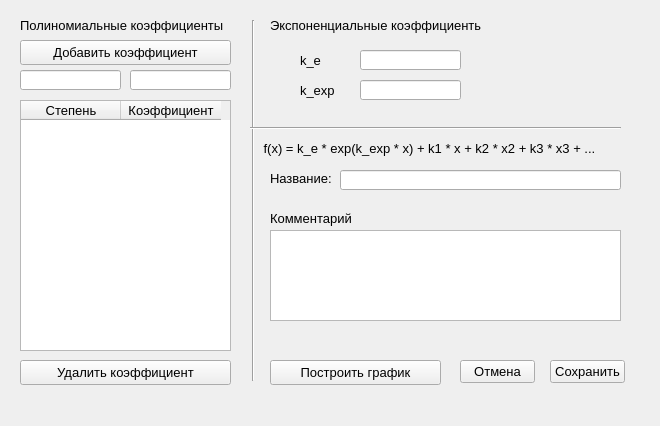
The window that windows/edit_correction.ui (ivanzuev78/Glass_transition_math) describes before a commit, drawn with Qt 5.
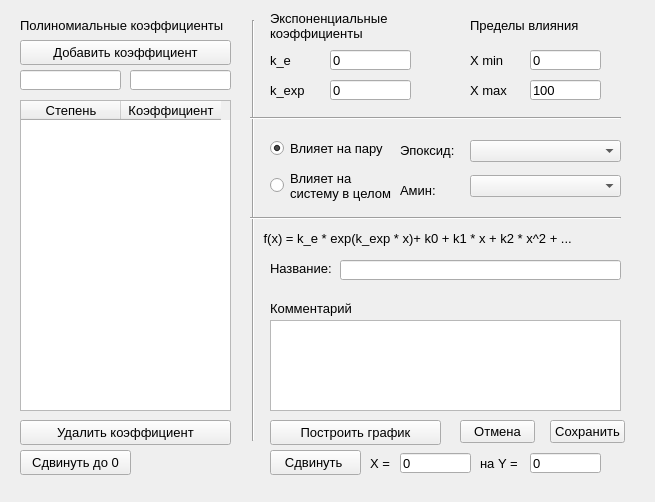
The same window after the commit.

The edit to the form file:
```diff
--- a/windows/edit_correction.ui
+++ b/windows/edit_correction.ui
@@ -6,8 +6,8 @@
    <rect>
     <x>0</x>
     <y>0</y>
-    <width>660</width>
-    <height>426</height>
+    <width>655</width>
+    <height>502</height>
    </rect>
   </property>
   <property name="font">
@@ -24,9 +24,18 @@
      <x>20</x>
      <y>100</y>
      <width>211</width>
-     <height>251</height>
+     <height>311</height>
     </rect>
    </property>
+   <property name="editTriggers">
+    <set>QAbstractItemView::NoEditTriggers</set>
+   </property>
+   <property name="rowCount">
+    <number>0</number>
+   </property>
+   <attribute name="horizontalHeaderCascadingSectionResizes">
+    <bool>true</bool>
+   </attribute>
    <column>
     <property name="text">
      <string>Степень</string>
@@ -92,7 +101,7 @@
   <widget class="QLabel" name="label_3">
    <property name="geometry">
     <rect>
-     <x>300</x>
+     <x>270</x>
      <y>50</y>
      <width>41</width>
      <height>21</height>
@@ -105,7 +114,7 @@
   <widget class="QLabel" name="label_4">
    <property name="geometry">
     <rect>
-     <x>300</x>
+     <x>270</x>
      <y>80</y>
      <width>41</width>
      <height>21</height>
@@ -120,7 +129,7 @@
     <rect>
      <x>270</x>
      <y>10</y>
-     <width>211</width>
+     <width>151</width>
      <height>31</height>
     </rect>
    </property>
@@ -130,34 +139,41 @@
     </font>
    </property>
    <property name="text">
-    <string>Экспоненциальные коэффициенты</string>
+    <string>Экспоненциальные 
+коэффициенты</string>
    </property>
   </widget>
   <widget class="QLineEdit" name="k_exp_lineEdit">
    <property name="geometry">
     <rect>
-     <x>360</x>
+     <x>330</x>
      <y>80</y>
-     <width>101</width>
+     <width>81</width>
      <height>20</height>
     </rect>
    </property>
+   <property name="text">
+    <string>0</string>
+   </property>
   </widget>
   <widget class="QLineEdit" name="k_e_lineEdit">
    <property name="geometry">
     <rect>
-     <x>360</x>
+     <x>330</x>
      <y>50</y>
-     <width>101</width>
+     <width>81</width>
      <height>20</height>
     </rect>
    </property>
+   <property name="text">
+    <string>0</string>
+   </property>
   </widget>
   <widget class="QPushButton" name="create_graph_but">
    <property name="geometry">
     <rect>
      <x>270</x>
-     <y>360</y>
+     <y>420</y>
      <width>171</width>
      <height>25</height>
     </rect>
@@ -170,7 +186,7 @@
    <property name="geometry">
     <rect>
      <x>550</x>
-     <y>360</y>
+     <y>420</y>
      <width>75</width>
      <height>23</height>
     </rect>
@@ -183,7 +199,7 @@
    <property name="geometry">
     <rect>
      <x>460</x>
-     <y>360</y>
+     <y>420</y>
      <width>75</width>
      <height>23</height>
     </rect>
@@ -198,7 +214,7 @@
      <x>243</x>
      <y>20</y>
      <width>20</width>
-     <height>361</height>
+     <height>421</height>
     </rect>
    </property>
    <property name="orientation">
@@ -209,7 +225,7 @@
    <property name="geometry">
     <rect>
      <x>250</x>
-     <y>120</y>
+     <y>210</y>
      <width>371</width>
      <height>16</height>
     </rect>
@@ -222,20 +238,20 @@
    <property name="geometry">
     <rect>
      <x>260</x>
-     <y>140</y>
+     <y>230</y>
      <width>371</width>
      <height>16</height>
     </rect>
    </property>
    <property name="text">
-    <string> f(x) = k_e * exp(k_exp * x) + k1 * x + k2 * x2 + k3 * x3 + ...</string>
+    <string> f(x) = k_e * exp(k_exp * x)+ k0 + k1 * x + k2 * x^2 + ...</string>
    </property>
   </widget>
   <widget class="QPushButton" name="del_coef_but">
    <property name="geometry">
     <rect>
      <x>20</x>
-     <y>360</y>
+     <y>420</y>
      <width>211</width>
      <height>25</height>
     </rect>
@@ -248,7 +264,7 @@
    <property name="geometry">
     <rect>
      <x>270</x>
-     <y>170</y>
+     <y>260</y>
      <width>61</width>
      <height>16</height>
     </rect>
@@ -261,7 +277,7 @@
    <property name="geometry">
     <rect>
      <x>340</x>
-     <y>170</y>
+     <y>260</y>
      <width>281</width>
      <height>20</height>
     </rect>
@@ -271,7 +287,7 @@
    <property name="geometry">
     <rect>
      <x>270</x>
-     <y>210</y>
+     <y>300</y>
      <width>81</width>
      <height>16</height>
     </rect>
@@ -284,12 +300,249 @@
    <property name="geometry">
     <rect>
      <x>270</x>
-     <y>230</y>
+     <y>320</y>
      <width>351</width>
      <height>91</height>
     </rect>
    </property>
   </widget>
+  <widget class="QLabel" name="label_6">
+   <property name="geometry">
+    <rect>
+     <x>470</x>
+     <y>50</y>
+     <width>41</width>
+     <height>21</height>
+    </rect>
+   </property>
+   <property name="text">
+    <string>X min</string>
+   </property>
+  </widget>
+  <widget class="QLineEdit" name="x_max_line">
+   <property name="geometry">
+    <rect>
+     <x>530</x>
+     <y>80</y>
+     <width>71</width>
+     <height>20</height>
+    </rect>
+   </property>
+   <property name="text">
+    <string>100</string>
+   </property>
+  </widget>
+  <widget class="QLabel" name="label_9">
+   <property name="geometry">
+    <rect>
+     <x>470</x>
+     <y>10</y>
+     <width>121</width>
+     <height>31</height>
+    </rect>
+   </property>
+   <property name="font">
+    <font>
+     <pointsize>10</pointsize>
+    </font>
+   </property>
+   <property name="text">
+    <string>Пределы влияния</string>
+   </property>
+  </widget>
+  <widget class="QLabel" name="label_10">
+   <property name="geometry">
+    <rect>
+     <x>470</x>
+     <y>80</y>
+     <width>41</width>
+     <height>21</height>
+    </rect>
+   </property>
+   <property name="text">
+    <string>X max</string>
+   </property>
+  </widget>
+  <widget class="QLineEdit" name="x_min_line">
+   <property name="geometry">
+    <rect>
+     <x>530</x>
+     <y>50</y>
+     <width>71</width>
+     <height>20</height>
+    </rect>
+   </property>
+   <property name="text">
+    <string>0</string>
+   </property>
+  </widget>
+  <widget class="QComboBox" name="epoxy_combobox">
+   <property name="geometry">
+    <rect>
+     <x>470</x>
+     <y>140</y>
+     <width>151</width>
+     <height>22</height>
+    </rect>
+   </property>
+  </widget>
+  <widget class="QComboBox" name="amine_combobox">
+   <property name="geometry">
+    <rect>
+     <x>470</x>
+     <y>175</y>
+     <width>151</width>
+     <height>22</height>
+    </rect>
+   </property>
+  </widget>
+  <widget class="QLabel" name="label_11">
+   <property name="geometry">
+    <rect>
+     <x>400</x>
+     <y>180</y>
+     <width>81</width>
+     <height>21</height>
+    </rect>
+   </property>
+   <property name="text">
+    <string>Амин:</string>
+   </property>
+  </widget>
+  <widget class="QLabel" name="label_12">
+   <property name="geometry">
+    <rect>
+     <x>400</x>
+     <y>140</y>
+     <width>81</width>
+     <height>21</height>
+    </rect>
+   </property>
+   <property name="text">
+    <string>Эпоксид:</string>
+   </property>
+  </widget>
+  <widget class="Line" name="line_3">
+   <property name="geometry">
+    <rect>
+     <x>250</x>
+     <y>110</y>
+     <width>371</width>
+     <height>16</height>
+    </rect>
+   </property>
+   <property name="orientation">
+    <enum>Qt::Horizontal</enum>
+   </property>
+  </widget>
+  <widget class="QRadioButton" name="inf_pair_radio">
+   <property name="geometry">
+    <rect>
+     <x>270</x>
+     <y>140</y>
+     <width>121</width>
+     <height>17</height>
+    </rect>
+   </property>
+   <property name="text">
+    <string>Влияет на пару</string>
+   </property>
+   <property name="checked">
+    <bool>true</bool>
+   </property>
+  </widget>
+  <widget class="QRadioButton" name="inf_full_radio">
+   <property name="geometry">
+    <rect>
+     <x>270</x>
+     <y>160</y>
+     <width>121</width>
+     <height>51</height>
+    </rect>
+   </property>
+   <property name="text">
+    <string>Влияет на 
+систему в целом</string>
+   </property>
+  </widget>
+  <widget class="QPushButton" name="move_to_zero_but">
+   <property name="geometry">
+    <rect>
+     <x>20</x>
+     <y>450</y>
+     <width>111</width>
+     <height>25</height>
+    </rect>
+   </property>
+   <property name="text">
+    <string>Сдвинуть до 0</string>
+   </property>
+  </widget>
+  <widget class="QPushButton" name="move_func_but">
+   <property name="geometry">
+    <rect>
+     <x>270</x>
+     <y>450</y>
+     <width>91</width>
+     <height>25</height>
+    </rect>
+   </property>
+   <property name="text">
+    <string>Сдвинуть </string>
+   </property>
+  </widget>
+  <widget class="QLabel" name="label_13">
+   <property name="geometry">
+    <rect>
+     <x>480</x>
+     <y>453</y>
+     <width>41</width>
+     <height>21</height>
+    </rect>
+   </property>
+   <property name="text">
+    <string>на Y = </string>
+   </property>
+  </widget>
+  <widget class="QLineEdit" name="move_y_line">
+   <property name="geometry">
+    <rect>
+     <x>530</x>
+     <y>453</y>
+     <width>71</width>
+     <height>20</height>
+    </rect>
+   </property>
+   <property name="text">
+    <string>0</string>
+   </property>
+  </widget>
+  <widget class="QLineEdit" name="move_x_line">
+   <property name="geometry">
+    <rect>
+     <x>400</x>
+     <y>453</y>
+     <width>71</width>
+     <height>20</height>
+    </rect>
+   </property>
+   <property name="text">
+    <string>0</string>
+   </property>
+  </widget>
+  <widget class="QLabel" name="label_14">
+   <property name="geometry">
+    <rect>
+     <x>370</x>
+     <y>453</y>
+     <width>41</width>
+     <height>21</height>
+    </rect>
+   </property>
+   <property name="text">
+    <string>X =</string>
+   </property>
+  </widget>
  </widget>
  <resources/>
  <connections/>
```
Left out of the diff: 4 changed lines with no effect on the pictures.
